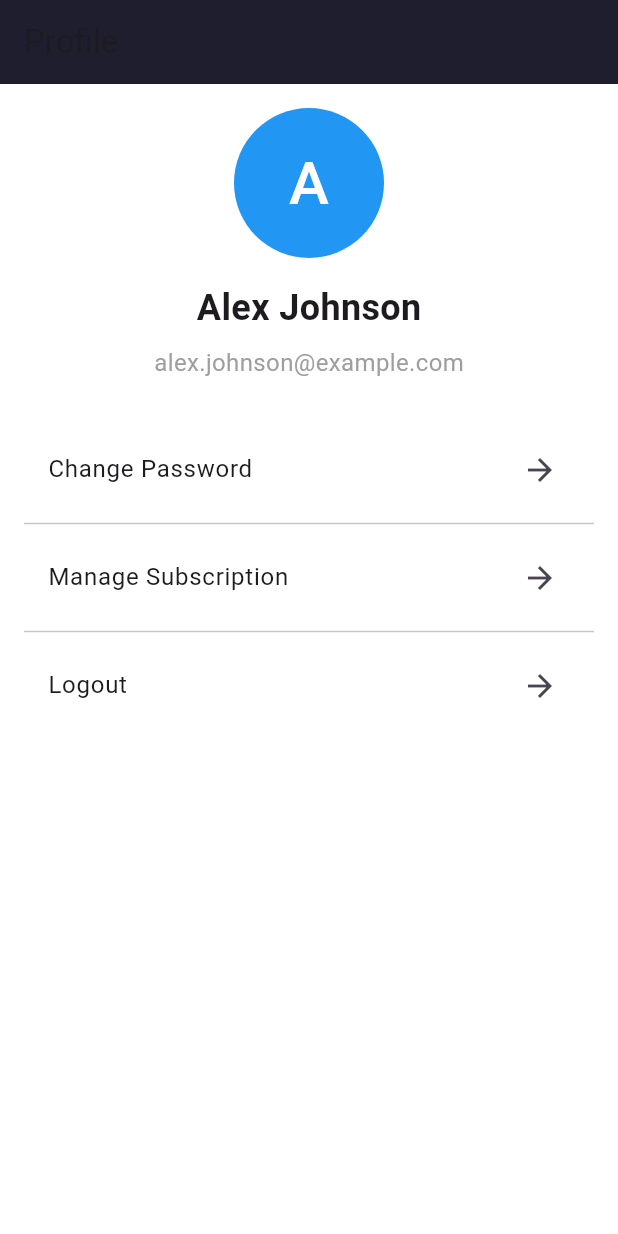
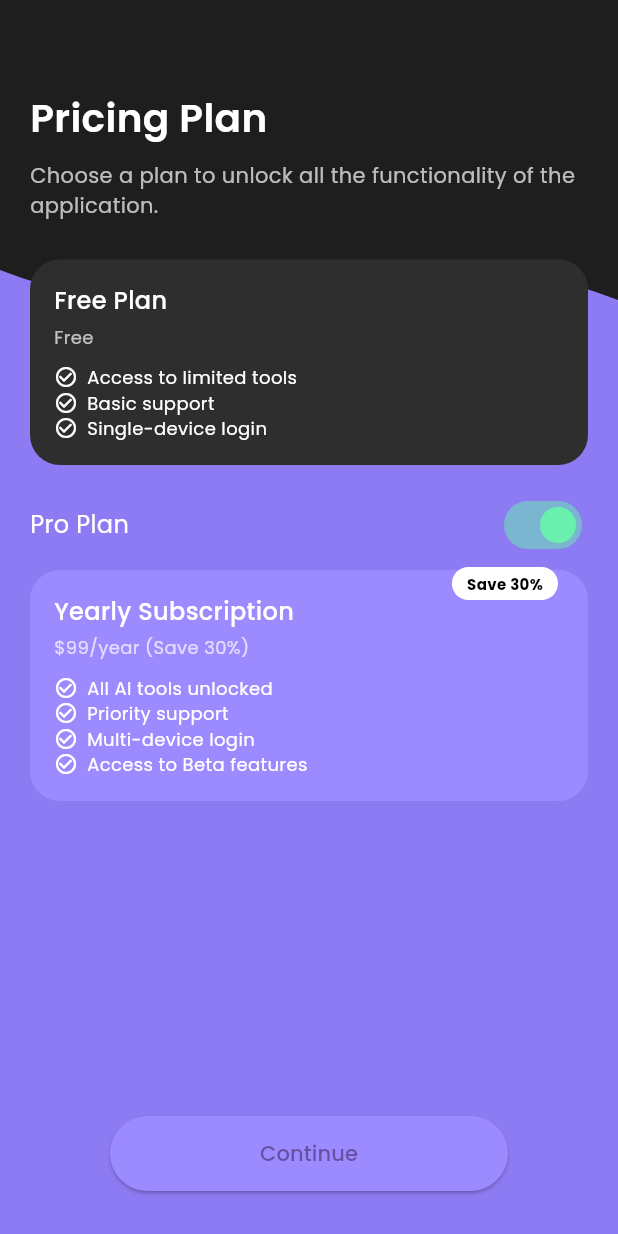
Before and after one commit to Hamrez95/flutterPlayground, a Flutter app: the screen it shows after launch, on a phone screen of 412 x 824 dp. Run offline on Flutter 3.47's test engine with Material 3 defaults, Android fonts, the phone set to English and light mode, and no system bars; our stand-ins replace audioplayers, confetti, google_fonts.

Commit message:
new design for pricing page and congratulation page

```diff
--- /dev/null
+++ b/lib/congratulations_screen.dart
@@ -0,0 +1,76 @@
+import 'package:confetti/confetti.dart';
+import 'package:audioplayers/audioplayers.dart';
+import 'package:flutter/cupertino.dart';
+import 'package:flutter/material.dart';
+import 'package:google_fonts/google_fonts.dart';
+
+class CongratulationsScreen extends StatefulWidget {
+  @override
+  _CongratulationsScreenState createState() => _CongratulationsScreenState();
+}
+
+class _CongratulationsScreenState extends State<CongratulationsScreen> {
+  final ConfettiController _controller =
+  ConfettiController(duration: const Duration(seconds: 3));
+  final AudioPlayer _audioPlayer = AudioPlayer();
+
+  @override
+  void initState() {
+    super.initState();
+    _controller.play();
+    _audioPlayer.play(AssetSource('audio/tada.mp3')); // place your sound file
+  }
+
+  @override
+  void dispose() {
+    _controller.dispose();
+    _audioPlayer.dispose();
+    super.dispose();
+  }
+
+  @override
+  Widget build(BuildContext context) {
+    return Scaffold(
+      backgroundColor: Color(0xFF1E1E1E),
+      body: Stack(
+        children: [
+          Align(
+            alignment: Alignment.topCenter,
+            child: ConfettiWidget(
+              confettiController: _controller,
+              blastDirectionality: BlastDirectionality.explosive,
+              shouldLoop: false,
+              colors: [Colors.red, Colors.green, Colors.blue, Colors.orange],
+            ),
+          ),
+          SafeArea(
+            child: Align(
+              alignment: Alignment.topRight,
+              child: IconButton(
+                icon: Icon(Icons.close, color: Colors.white),
+                onPressed: () => Navigator.pop(context),
+              ),
+            ),
+          ),
+          Center(
+            child: Column(
+              mainAxisAlignment: MainAxisAlignment.center,
+              children: [
+                Icon(Icons.emoji_events, size: 80, color: Colors.amber),
+                SizedBox(height: 20),
+                Text("Wow! You’ve made it.",
+                    style: GoogleFonts.poppins(
+                        fontSize: 24,
+                        fontWeight: FontWeight.bold,
+                        color: Colors.white)),
+                SizedBox(height: 10),
+                Text("Congratulations, you received a new badge.",
+                    style: GoogleFonts.poppins(color: Colors.white70)),
+              ],
+            ),
+          ),
+        ],
+      ),
+    );
+  }
+}
--- a/lib/main.dart
+++ b/lib/main.dart
@@ -1,4 +1,7 @@
 import 'package:flutter/material.dart';
+import 'package:google_fonts/google_fonts.dart';
+import 'pricing_screen.dart'; // Make sure to create this
+import 'congratulations_screen.dart'; // Make sure to create this
 
 void main() {
   runApp(MyApp());
@@ -8,12 +11,19 @@ class MyApp extends StatelessWidget {
   @override
   Widget build(BuildContext context) {
     return MaterialApp(
-      title: 'TradingView Style App',
+      debugShowCheckedModeBanner: false,
+      title: 'Subscription Plans UI',
       theme: ThemeData(
-        primaryColor: Color(0xFF1E1E2F),
-        scaffoldBackgroundColor: Colors.white,
+        scaffoldBackgroundColor: Color(0xFF1E1E1E),
+        textTheme: GoogleFonts.poppinsTextTheme(
+          Theme.of(context).textTheme.apply(bodyColor: Colors.white),
+        ),
       ),
-      home: ProfilePage(), // Change to ProfilePage() to view the profile
+      initialRoute: '/',
+      routes: {
+        '/': (context) => PricingScreen(),
+        '/congrats': (context) => CongratulationsScreen(),
+      },
     );
   }
 }
--- /dev/null
+++ b/lib/pricing_screen.dart
@@ -0,0 +1,213 @@
+import 'package:flutter/cupertino.dart';
+import 'package:flutter/material.dart';
+import 'package:google_fonts/google_fonts.dart';
+import 'package:hamrez_flutter_playground/congratulations_screen.dart';
+
+class PricingScreen extends StatefulWidget {
+  @override
+  State<PricingScreen> createState() => _PricingScreenState();
+}
+
+class _PricingScreenState extends State<PricingScreen> {
+  bool isYearly = true;
+
+  @override
+  Widget build(BuildContext context) {
+    return Scaffold(
+      backgroundColor: Color(0xFF8D7BF3),
+      body: Stack(
+        children: [
+          ClipPath(
+            clipper: WaveClipper(),
+            child: Container(
+              height: 220,
+              color: Color(0xFF1E1E1E),
+            ),
+          ),
+          Padding(
+            padding: const EdgeInsets.only(top: 60, left: 20, right: 20),
+            child: Column(
+              crossAxisAlignment: CrossAxisAlignment.start,
+              children: [
+                Text("Pricing Plan",
+                    style: GoogleFonts.poppins(
+                      fontSize: 26,
+                      fontWeight: FontWeight.w600,
+                      color: Colors.white,
+                    )),
+                SizedBox(height: 10),
+                Text(
+                    "Choose a plan to unlock all the functionality of the application.",
+                    style: GoogleFonts.poppins(
+                        fontSize: 14, color: Colors.white70)),
+                SizedBox(height: 20),
+
+                /// Free Plan
+                FeaturePlanCard(
+                  title: "Free Plan",
+                  features: [
+                    "Access to limited tools",
+                    "Basic support",
+                    "Single-device login"
+                  ],
+                  price: "Free",
+                  isSelected: false,
+                  isPro: false,
+                ),
+
+                /// Pro Plan
+                SizedBox(height: 10),
+                Row(
+                  mainAxisAlignment: MainAxisAlignment.spaceBetween,
+                  children: [
+                    Text("Pro Plan",
+                        style: GoogleFonts.poppins(
+                            color: Colors.white, fontSize: 16)),
+                    Switch(
+                      value: isYearly,
+                      onChanged: (val) => setState(() => isYearly = val),
+                      activeColor: Colors.greenAccent,
+                    )
+                  ],
+                ),
+                FeaturePlanCard(
+                  title: isYearly
+                      ? "Yearly Subscription"
+                      : "Monthly Subscription",
+                  features: [
+                    "All AI tools unlocked",
+                    "Priority support",
+                    "Multi-device login",
+                    "Access to Beta features"
+                  ],
+                  price: isYearly ? "\$99/year (Save 30%)" : "\$12/month",
+                  isSelected: true,
+                  isPro: true,
+                  badgeText: isYearly ? "Save 30%" : null,
+                ),
+                Spacer(),
+                Center(
+                  child: ElevatedButton(
+                    onPressed: () => Navigator.push(context,
+                        MaterialPageRoute(builder: (_) => CongratulationsScreen())),
+                    style: ElevatedButton.styleFrom(
+                      backgroundColor: Color(0xFF9C8BFF),
+                      shape: RoundedRectangleBorder(
+                          borderRadius: BorderRadius.circular(30)),
+                      padding:
+                      EdgeInsets.symmetric(horizontal: 100, vertical: 15),
+                    ),
+                    child: Text("Continue"),
+                  ),
+                ),
+                SizedBox(height: 30),
+              ],
+            ),
+          ),
+        ],
+      ),
+    );
+  }
+}
+
+class FeaturePlanCard extends StatelessWidget {
+  final String title;
+  final List<String> features;
+  final String price;
+  final bool isSelected;
+  final bool isPro;
+  final String? badgeText;
+
+  const FeaturePlanCard({
+    required this.title,
+    required this.features,
+    required this.price,
+    required this.isSelected,
+    required this.isPro,
+    this.badgeText,
+  });
+
+  @override
+  Widget build(BuildContext context) {
+    return Stack(
+      children: [
+        Container(
+          margin: EdgeInsets.symmetric(vertical: 6),
+          padding: EdgeInsets.all(16),
+          decoration: BoxDecoration(
+            color: isSelected ? Color(0xFF9C8BFF) : Color(0xFF2E2E2E),
+            borderRadius: BorderRadius.circular(20),
+          ),
+          child: Column(
+            crossAxisAlignment: CrossAxisAlignment.start,
+            children: [
+              Text(title,
+                  style: GoogleFonts.poppins(
+                      color: Colors.white,
+                      fontSize: 16,
+                      fontWeight: FontWeight.w500)),
+              SizedBox(height: 4),
+              Text(price,
+                  style: GoogleFonts.poppins(
+                      color: Colors.white70, fontSize: 12)),
+              SizedBox(height: 10),
+              ...features.map((f) => Row(
+                children: [
+                  Icon(Icons.check_circle_outline,
+                      color: Colors.white, size: 16),
+                  SizedBox(width: 6),
+                  Expanded(
+                      child: Text(f,
+                          style: GoogleFonts.poppins(
+                              fontSize: 12, color: Colors.white))),
+                ],
+              )),
+            ],
+          ),
+        ),
+        if (badgeText != null)
+          Positioned(
+            top: 4,
+            right: 20,
+            child: Container(
+              padding: EdgeInsets.symmetric(horizontal: 10, vertical: 4),
+              decoration: BoxDecoration(
+                color: Colors.white,
+                borderRadius: BorderRadius.circular(12),
+              ),
+              child: Text(badgeText!,
+                  style: GoogleFonts.poppins(
+                      color: Colors.black,
+                      fontSize: 10,
+                      fontWeight: FontWeight.bold)),
+            ),
+          )
+      ],
+    );
+  }
+}
+class WaveClipper extends CustomClipper<Path> {
+  @override
+  Path getClip(Size size) {
+    var path = Path();
+    path.lineTo(0, size.height - 40);
+
+    var firstControlPoint = Offset(size.width / 4, size.height);
+    var firstEndPoint = Offset(size.width / 2, size.height - 30);
+
+    var secondControlPoint = Offset(3 * size.width / 4, size.height - 60);
+    var secondEndPoint = Offset(size.width, size.height - 20);
+
+    path.quadraticBezierTo(firstControlPoint.dx, firstControlPoint.dy,
+        firstEndPoint.dx, firstEndPoint.dy);
+    path.quadraticBezierTo(secondControlPoint.dx, secondControlPoint.dy,
+        secondEndPoint.dx, secondEndPoint.dy);
+
+    path.lineTo(size.width, 0);
+    path.close();
+    return path;
+  }
+
+  @override
+  bool shouldReclip(CustomClipper<Path> oldClipper) => false;
+}
--- a/pubspec.yaml
+++ b/pubspec.yaml
@@ -26,3 +26,4 @@ flutter:
   uses-material-design: true
   assets:
     - images/
+    - assets/audio/tada.mp3
```
Also changed, not shown: 6 other files.
